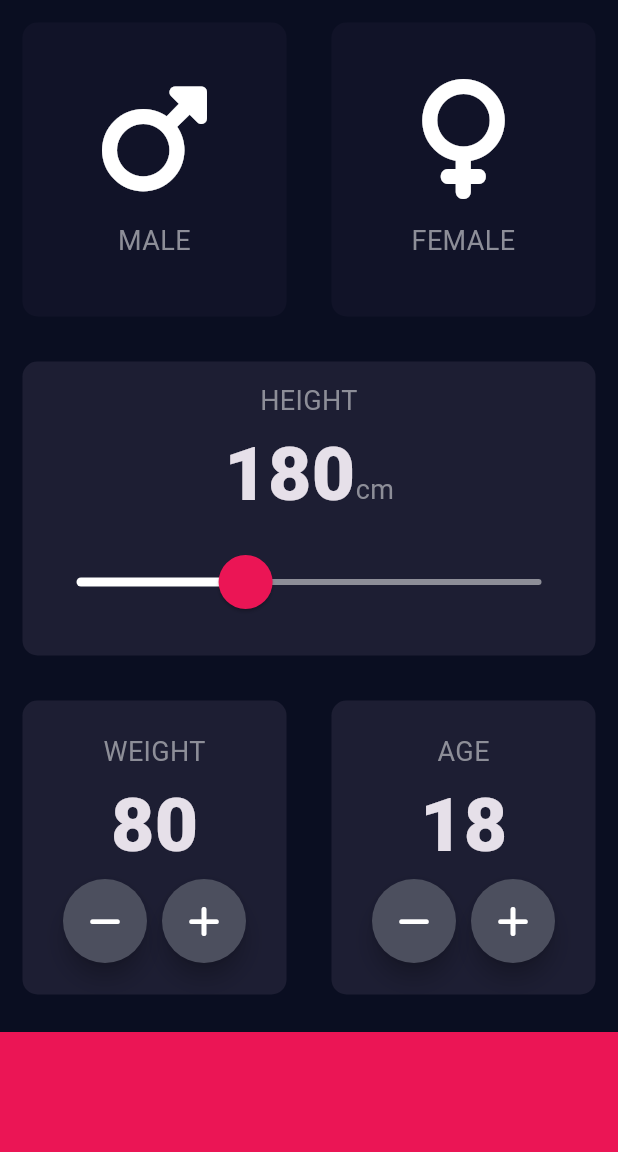
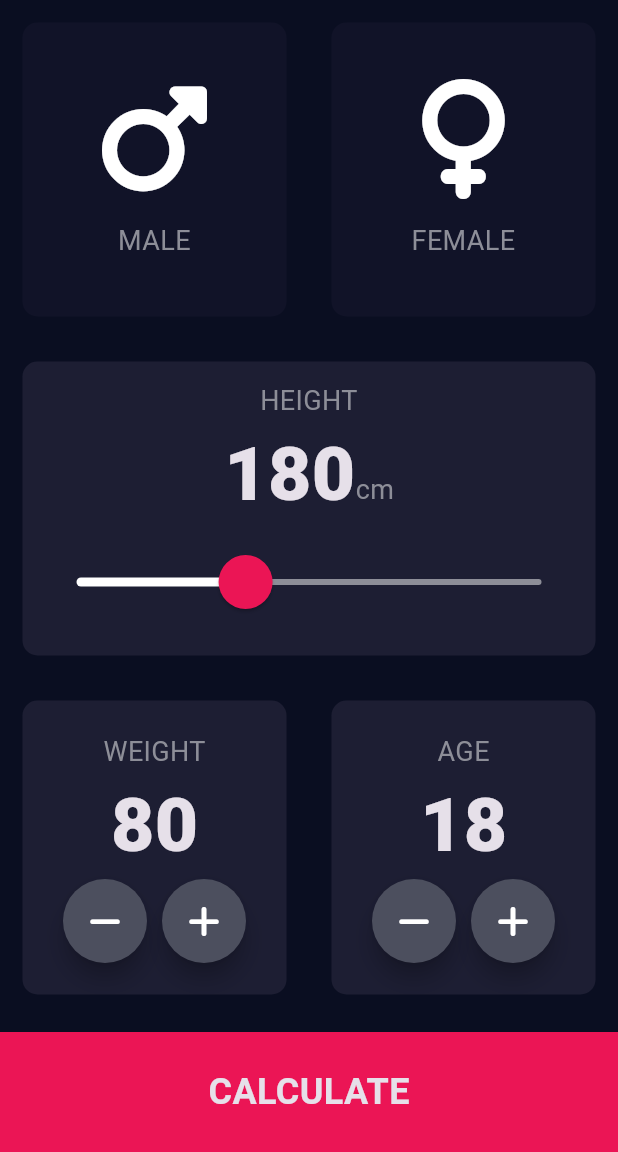
Before and after one commit to Shayboniyshoh/bmi-calculator, a Flutter app: the screen it shows after launch, on a phone screen of 412 x 824 dp, the part 84-1236 px from its top. Run offline on Flutter 3.47's test engine with Material 3 defaults, Android fonts, the phone set to English and light mode, and no system bars; our stand-ins replace font_awesome_flutter.

Commit message:
Added Calculate page and named navigation

```diff
--- a/lib/input_page.dart
+++ b/lib/input_page.dart
@@ -216,11 +216,23 @@ class _InputPageState extends State<InputPage> {
               ],
             ),
           ),
-          Container(
-            height: kBtmContHeight,
-            width: double.infinity,
-            color: kBtmContClr,
-            margin: const EdgeInsets.only(top: 10.0),
+          GestureDetector(
+            onTap: () => Navigator.pushNamed(context, '/calculate'),
+            child: Container(
+              height: kBtmContHeight,
+              width: double.infinity,
+              color: kBtmContClr,
+              margin: const EdgeInsets.only(top: 10.0),
+              child: const Center(
+                child: Text(
+                  'CALCULATE',
+                  style: TextStyle(
+                    fontWeight: FontWeight.w700,
+                    fontSize: 24.0,
+                  ),
+                ),
+              ),
+            ),
           ),
         ],
       ),
--- a/lib/main.dart
+++ b/lib/main.dart
@@ -1,3 +1,4 @@
+import 'package:bmi_calculator/results_page.dart';
 import 'package:flutter/material.dart';
 import 'input_page.dart';
 
@@ -19,7 +20,10 @@ class BMICalculator extends StatelessWidget {
           scaffoldBackgroundColor: const Color(0xFF0A0E21),
           //   //(0xFF0A0E21)const Color(0xFFFFFFFF)
         ),
-      home: const InputPage(),
-    );
+        initialRoute: '/',
+        routes: {
+          '/': (context) => const InputPage(),
+          '/calculate': (context) => const ResultsPage(),
+        });
   }
 }
```
Also changed, not shown: lib/results_page.dart (added, +21 -0 lines). Lines whose indentation alone changed are shown as unchanged.
